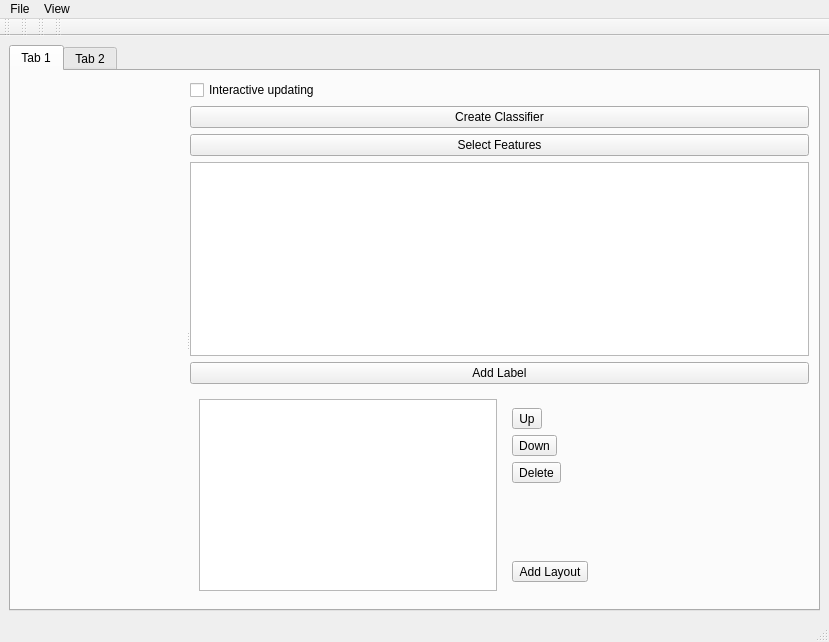
The window that designerElements/MainWindow.ui (ilastik/ilastik) describes before a commit, drawn with Qt 5.
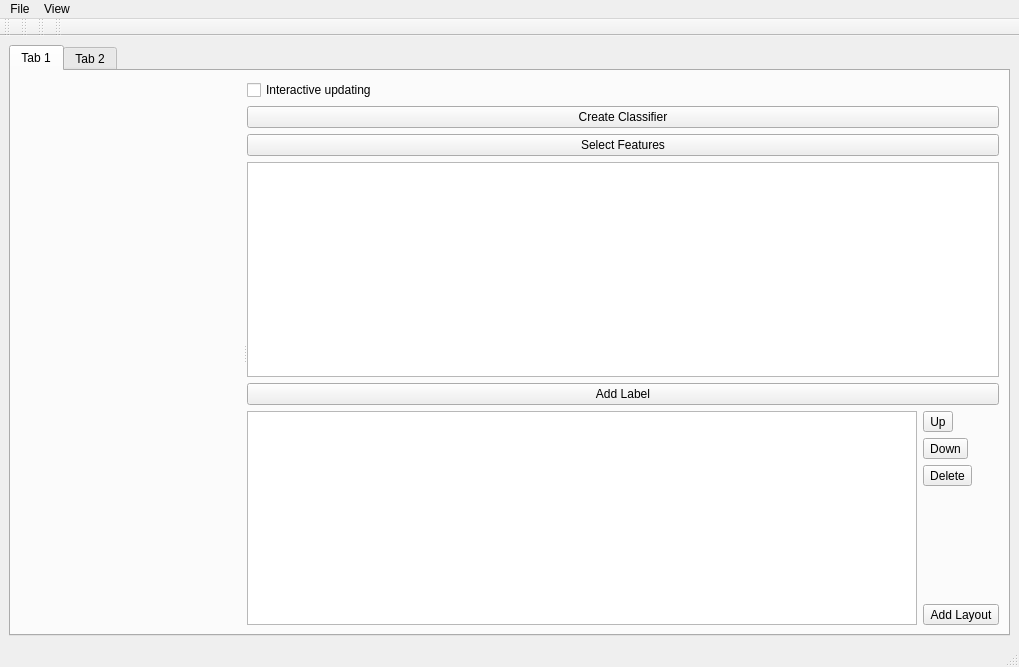
The same window after the commit. Icons and pictures are not drawn. Custom widgets are drawn as their Qt base class.

Commit message: fix resizing of layer widget layout

The edit to the form file:
```diff
--- a/designerElements/MainWindow.ui
+++ b/designerElements/MainWindow.ui
@@ -6,8 +6,8 @@
    <rect>
     <x>0</x>
     <y>0</y>
-    <width>829</width>
-    <height>600</height>
+    <width>1019</width>
+    <height>667</height>
    </rect>
   </property>
   <property name="windowTitle">
@@ -93,7 +93,7 @@
              </widget>
             </item>
             <item>
-             <widget class="QWidget" name="" native="true">
+             <widget class="QWidget" name="widget" native="true">
               <property name="sizePolicy">
                <sizepolicy hsizetype="Minimum" vsizetype="Preferred">
                 <horstretch>0</horstretch>
@@ -101,10 +101,13 @@
                </sizepolicy>
               </property>
               <layout class="QHBoxLayout" name="horizontalLayout">
+               <property name="margin">
+                <number>0</number>
+               </property>
                <item>
                 <widget class="LayerWidget" name="layerWidget">
                  <property name="sizePolicy">
-                  <sizepolicy hsizetype="Minimum" vsizetype="Expanding">
+                  <sizepolicy hsizetype="Expanding" vsizetype="Expanding">
                    <horstretch>0</horstretch>
                    <verstretch>0</verstretch>
                   </sizepolicy>
@@ -114,6 +117,9 @@
                <item>
                 <widget class="QWidget" name="widget" native="true">
                  <layout class="QVBoxLayout" name="verticalLayout">
+                  <property name="margin">
+                   <number>0</number>
+                  </property>
                   <item>
                    <widget class="QToolButton" name="UpButton">
                     <property name="toolTip">
@@ -209,7 +215,7 @@
     <rect>
      <x>0</x>
      <y>0</y>
-     <width>829</width>
+     <width>1019</width>
      <height>24</height>
     </rect>
    </property>
```
